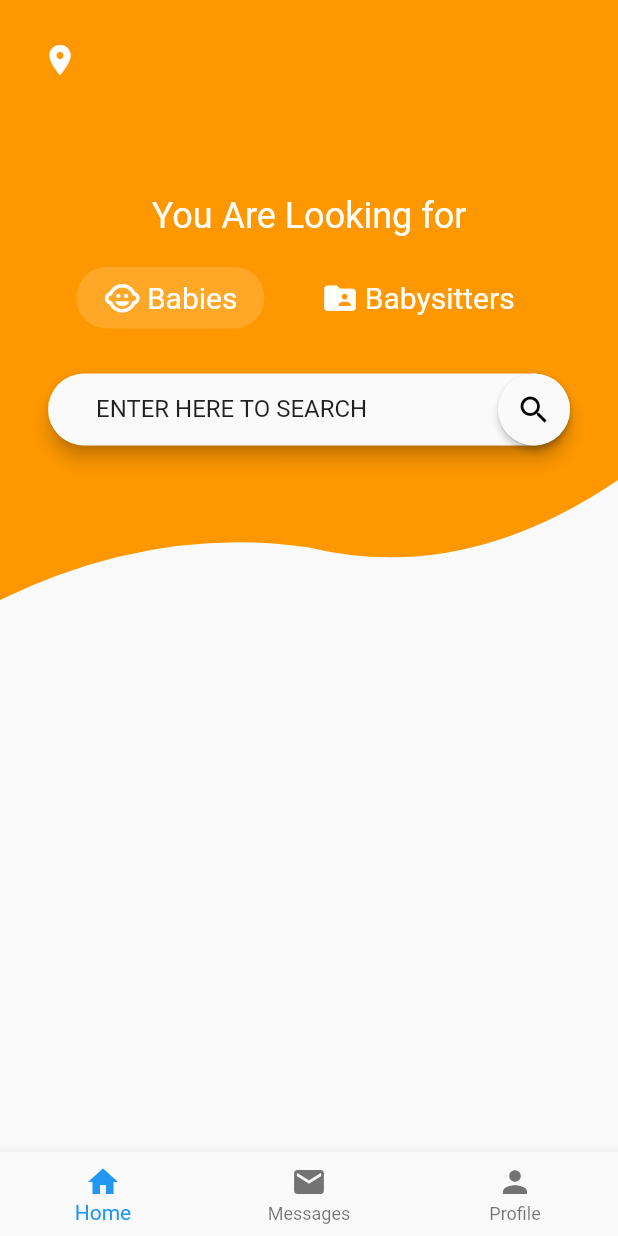
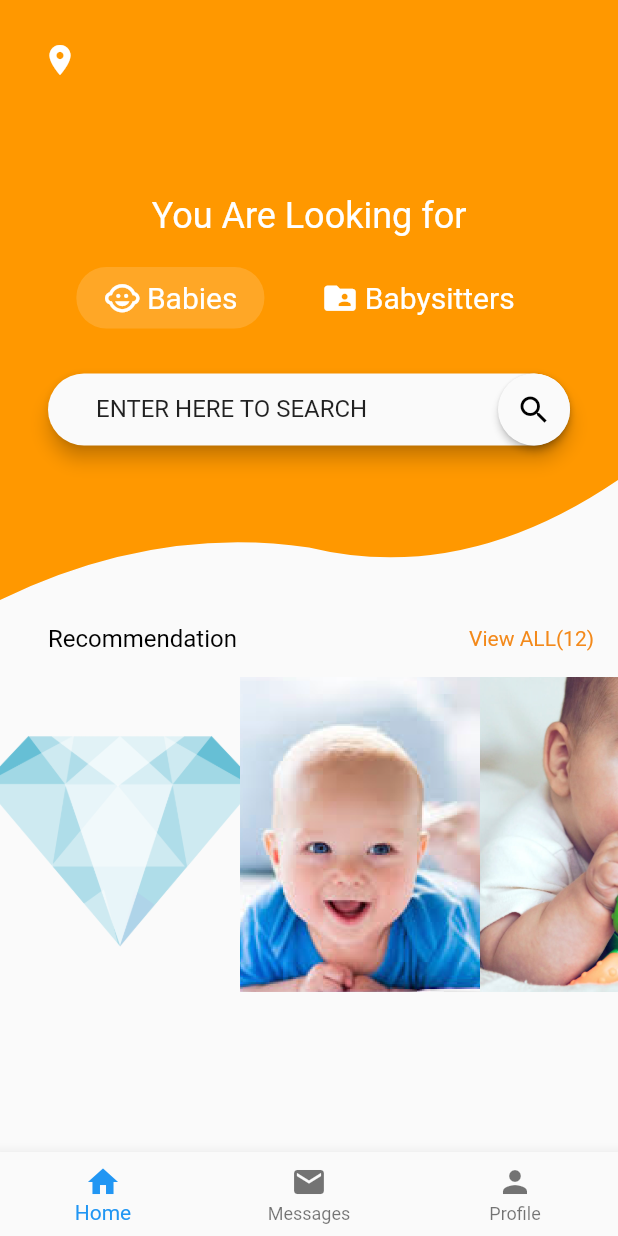
Before and after one commit to ldai100/Baymax-front, a Flutter app: the screen it shows after launch, on a phone screen of 412 x 824 dp. Run offline on Flutter 3.47's test engine with Material 2 defaults, Android fonts, the phone set to English and light mode, and no system bars.

Commit message:
add images and bottom part of explore

```diff
--- a/lib/main.dart
+++ b/lib/main.dart
@@ -13,6 +13,10 @@ class MyApp extends StatelessWidget {
      home: HomeScreen(),
    );
  }}
+ ThemeData appTheme =
+  ThemeData(primaryColor: Color(0xFFF3891A),fontFamily: 'Oxygen');
+
+    var isBabySelected = true;
 
 class HomeScreen extends StatelessWidget {
   @override
@@ -21,6 +25,7 @@ class HomeScreen extends StatelessWidget {
       body: Column(
         children: <Widget>[
           HomeScreenTopPart(),
+          HomeScreenBottomPart(),
         ],
       ),
       bottomNavigationBar: BottomNavigationBar(
@@ -57,8 +62,6 @@ class HomeScreenTopPart extends StatefulWidget {
 }
 
 class _HomeScreenTopPartState extends State<HomeScreenTopPart> {
-
-  var isBabySelected = true;
 
   @override
   Widget build(BuildContext context) {
@@ -169,3 +172,189 @@ class _ChoiceChipState extends State<ChoiceChip> {
     );
   }
 }
+
+
+
+
+class HomeScreenBottomPart extends StatefulWidget {
+  @override
+  _HomeScreenBottomPartState createState() => _HomeScreenBottomPartState();
+}
+
+class _HomeScreenBottomPartState extends State<HomeScreenBottomPart> {
+  @override
+  Widget build(BuildContext context) {
+    if(isBabySelected){
+      return Column(
+        children: <Widget>[
+          Padding(
+            padding: const EdgeInsets.symmetric(horizontal: 16.0, vertical: 16.0),
+          child:
+            Row(
+              mainAxisSize: MainAxisSize.max,
+              mainAxisAlignment: MainAxisAlignment.spaceBetween,
+              children: <Widget>[
+              SizedBox(width: 16.0,),
+              Text('Recommendation', style: TextStyle(color: Colors.black, fontSize: 16.0),),
+              Spacer(),
+              Text('View ALL(12)',style: TextStyle(fontSize: 14.0, color: appTheme.primaryColor),),
+              ]
+            ),
+          ),
+          Container(
+            height: 210.0,
+            child: ListView(
+              scrollDirection: Axis.horizontal,
+              children: babyCardList,
+            ),
+          ),
+        ],
+      );
+    }else{
+      return Column(
+        children: <Widget>[
+          Padding(
+            padding: const EdgeInsets.symmetric(horizontal: 16.0, vertical: 16.0),
+          child:
+            Row(
+              mainAxisSize: MainAxisSize.max,
+              mainAxisAlignment: MainAxisAlignment.spaceBetween,
+              children: <Widget>[
+              SizedBox(width: 16.0,),
+              Text('Recommendation', style: TextStyle(color: Colors.black, fontSize: 16.0),),
+              Spacer(),
+              Text('View ALL(12)',style: TextStyle(fontSize: 14.0, color: appTheme.primaryColor),),
+              ]
+            ),
+          ),
+          Container(
+            height: 210.0,
+            child: ListView(
+              scrollDirection: Axis.horizontal,
+              children: babyCardList,
+            ),
+          ),
+        ],
+      );
+    }
+  }
+}
+
+
+
+
+
+/*
+class HomeScreenBottomPart extends StatelessWidget {
+  @override
+  Widget build(BuildContext context) {
+    return Column(
+      children: <Widget>[
+        Padding(
+          padding: const EdgeInsets.symmetric(horizontal: 16.0, vertical: 16.0),
+        child:
+          Row(
+            mainAxisSize: MainAxisSize.max,
+            mainAxisAlignment: MainAxisAlignment.spaceBetween,
+            children: <Widget>[
+            SizedBox(width: 16.0,),
+            Text('Recommendation', style: TextStyle(color: Colors.black, fontSize: 16.0),),
+            Spacer(),
+            Text('View ALL(12)',style: TextStyle(fontSize: 14.0, color: appTheme.primaryColor),),
+            ]
+          ),
+        ),
+        Container(
+          height: 210.0,
+          child: isBabySelected ? ListView(
+            scrollDirection: Axis.horizontal,
+            children: babyCardList,
+          ):null,
+        ),
+      ],
+    );
+  }
+}
+*/
+
+List<BabyCard> babyCardList =[
+  BabyCard('baby_img/diamond.png', '8/8/2019', 'Six months', '14', 'Flushing', 'andy'),
+  BabyCard('baby_img/candy.png', '8/6/2019', 'Four months', '12', 'Flushing', 'candy'),
+  BabyCard('baby_img/mason.png', '12/8/2019', 'Five months', '17', 'Flushing', 'mason'),
+  BabyCard('baby_img/wen.png', '10/8/2019', 'Two months', '11', 'Flushing', 'wen'),
+];
+
+
+class BabyCard extends StatelessWidget {
+  final String babyImgPath, babyDate, babyAge, babyPricePerHour, babylocation, babyTitle;
+
+  BabyCard(this.babyImgPath, this.babyDate, this.babyAge, this.babyPricePerHour, this.babylocation, this.babyTitle);
+
+  @override
+  Widget build(BuildContext context) {
+    return Stack(
+      children: <Widget>[
+        Container(
+          height: 210.0,
+          width: 160.0,
+          child: new Image.asset(babyImgPath, fit: BoxFit.cover),
+        ),
+      ],
+    );
+  }
+}
+
+
+
+List<SitterCard> SitterCardList =[
+  SitterCard('sitter_img/apple.png', '8/8/2019', '28', '14', 'Flushing', 'apple'),
+  SitterCard('sitter_img/banana.png', '8/6/2019', '27', '12', 'Flushing', 'banana'),
+  SitterCard('sitter_img/mango.png', '12/8/2019', '29', '17', 'Flushing', 'mango'),
+  SitterCard('sitter_img/orange.png', '10/8/2019', '33', '11', 'Flushing', 'orange'),
+  SitterCard('sitter_img/cherry.png', '10/8/2019', '25', '11', 'Flushing', 'cherry'),
+
+];
+
+class SitterCard extends StatelessWidget {
+
+  final String sitterImgPath, sitterDate, sitterAge, sitterPricePerHour, sitterlocation, sitterTitle;
+
+  SitterCard(this.sitterImgPath, this.sitterDate, this.sitterAge, this.sitterPricePerHour,this.sitterlocation, this.sitterTitle);
+
+  @override
+  Widget build(BuildContext context) {
+    return Stack(
+      children: <Widget>[
+        Container(
+          height: 210.0,
+          width: 160.0,
+          child: new Image.asset(sitterImgPath, fit: BoxFit.cover),
+        ),
+      ],
+    );
+  }
+}
+
+
+/*
+var viewAllStyle = TextStyle(fontSize: 14.0, color: appTheme.primaryColor);
+
+var homeScreenBottomPart = Column(
+    children: <Widget>[
+      Padding(
+        padding: const EdgeInsets.symmetric(horizontal: 16.0, vertical: 16.0),
+      ),
+      Row(
+        mainAxisSize: MainAxisSize.max,
+        mainAxisAlignment: MainAxisAlignment.spaceBetween,
+        children: <Widget>[
+        SizedBox(width: 16.0,),
+        Text('Current Watched Items', style: TextStyle(color: Colors.black, fontSize: 16.0),),
+        Spacer(),
+        Text('View ALL(12)',style: TextStyle(fontSize: 14.0, color: appTheme.primaryColor),),
+        ]
+      ),
+    ],
+  );
+
+  */
```
Also changed, not shown: pubspec.yaml (+12 -9 lines), baby_img/andy.png (added), baby_img/candy.png (added), baby_img/diamond.png (added), baby_img/mason.png (added), baby_img/wen.png (added), sitter_img/apple.png (added), sitter_img/banana.png (added), sitter_img/cherry.png (added), sitter_img/mango.png (added), sitter_img/orange.png (added).
